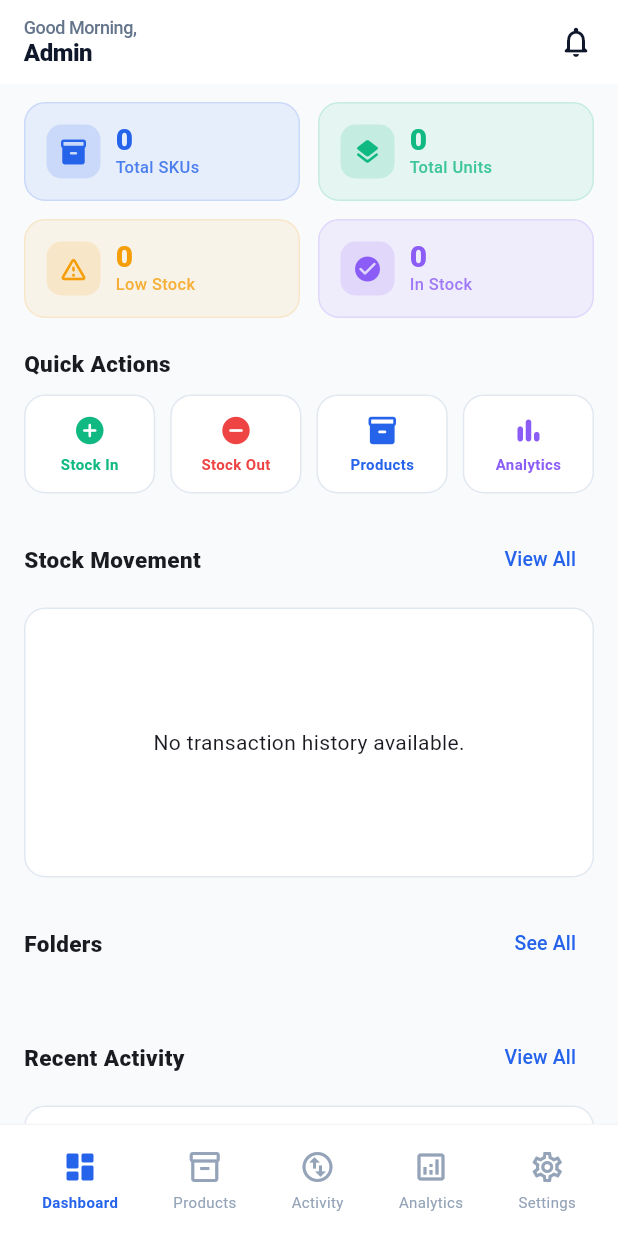
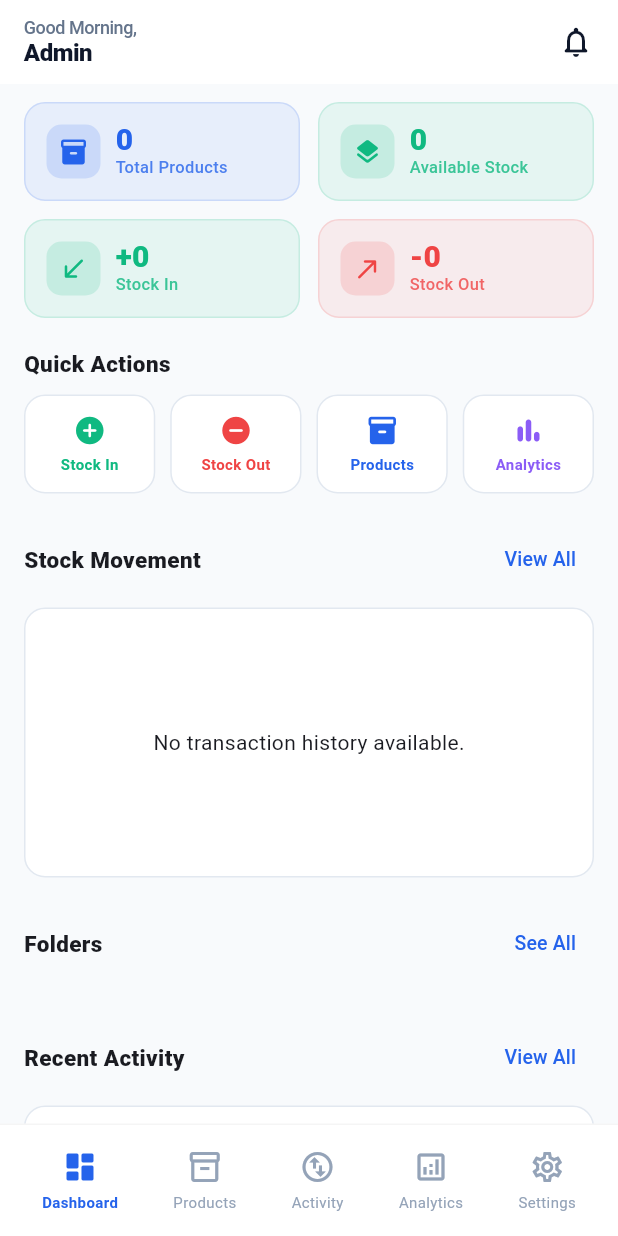
Before and after one commit to Ashishkumarpy/B2B-Stock-App, a Flutter app: the DashboardScreen screen opened by its route, on a phone screen of 412 x 824 dp. Run offline on Flutter 3.47's test engine with Material 3 defaults, Android fonts, the phone set to English and light mode, and no system bars; our stand-ins replace cached_network_image, csv, equatable, file_picker, firebase_core, firebase_messaging and 8 more; missing offline and left inert: mobile_scanner; accounts and stored records are empty; network calls fail.

```diff
--- a/mobile/lib/presentation/screens/dashboard/dashboard_screen.dart
+++ b/mobile/lib/presentation/screens/dashboard/dashboard_screen.dart
@@ -84,7 +84,7 @@ class _DashboardScreenState extends ConsumerState<DashboardScreen> {
               sliver: SliverList(
                 delegate: SliverChildListDelegate([
                   // Stats Row
-                  _buildStatsSection(productsAsync),
+                  _buildStatsSection(productsAsync, transactionsAsync),
                   const SizedBox(height: 20),
 
                   // Quick Actions
@@ -117,17 +117,51 @@ class _DashboardScreenState extends ConsumerState<DashboardScreen> {
     return 'Evening';
   }
 
-  Widget _buildStatsSection(AsyncValue<List<dynamic>> productsAsync) {
-    return productsAsync.when(
-      data: (products) {
-        final totalSkus = products.length;
-        final totalUnits =
-            products.fold<int>(0, (s, p) => s + (p.quantity as int));
-        final lowStock =
-            products.where((p) => p.quantity <= p.threshold).length;
-        final inStock = products
-            .where((p) => p.quantity > p.threshold)
-            .length;
+  Widget _buildStatsSection(
+    AsyncValue<List<dynamic>> productsAsync,
+    AsyncValue<List<dynamic>> transactionsAsync,
+  ) {
+    final totalProducts = productsAsync.maybeWhen(
+      data: (p) => p.length,
+      orElse: () => 0,
+    );
+    final availableStock = productsAsync.maybeWhen(
+      data: (p) => p.fold<int>(0, (s, x) => s + (x.quantity as int)),
+      orElse: () => 0,
+    );
+    final stockIn = transactionsAsync.maybeWhen(
+      data: (txs) => txs
+          .where((t) => t.isStockIn == true)
+          .fold<int>(0, (s, t) => s + (t.quantity as int)),
+      orElse: () => 0,
+    );
+    final stockOut = transactionsAsync.maybeWhen(
+      data: (txs) => txs
+          .where((t) => t.isStockOut == true)
+          .fold<int>(0, (s, t) => s + (t.quantity as int)),
+      orElse: () => 0,
+    );
+
+    final isLoading = productsAsync is AsyncLoading ||
+        transactionsAsync is AsyncLoading;
+
+    if (isLoading) {
+      return Column(
+        children: [
+          Row(children: [
+            Expanded(child: SkeletonLoading(width: double.infinity, height: 88)),
+            const SizedBox(width: 12),
+            Expanded(child: SkeletonLoading(width: double.infinity, height: 88)),
+          ]),
+          const SizedBox(height: 12),
+          Row(children: [
+            Expanded(child: SkeletonLoading(width: double.infinity, height: 88)),
+            const SizedBox(width: 12),
+            Expanded(child: SkeletonLoading(width: double.infinity, height: 88)),
+          ]),
+        ],
+      );
+    }
 
     return Column(
       children: [
@@ -135,8 +169,8 @@ class _DashboardScreenState extends ConsumerState<DashboardScreen> {
           children: [
             Expanded(
               child: _StatCard(
-                    label: 'Total SKUs',
-                    value: '$totalSkus',
+                label: 'Total Products',
+                value: '$totalProducts',
                 icon: Icons.inventory_2_rounded,
                 color: AppTheme.primary,
                 onTap: () => context.go('/products'),
@@ -145,10 +179,11 @@ class _DashboardScreenState extends ConsumerState<DashboardScreen> {
             const SizedBox(width: 12),
             Expanded(
               child: _StatCard(
-                    label: 'Total Units',
-                    value: '$totalUnits',
+                label: 'Available Stock',
+                value: '$availableStock',
                 icon: Icons.layers_rounded,
                 color: AppTheme.success,
+                onTap: () => context.go('/analytics'),
               ),
             ),
           ],
@@ -158,61 +193,26 @@ class _DashboardScreenState extends ConsumerState<DashboardScreen> {
           children: [
             Expanded(
               child: _StatCard(
-                    label: 'Low Stock',
-                    value: '$lowStock',
-                    icon: Icons.warning_amber_rounded,
-                    color: AppTheme.warning,
-                    onTap: () =>
-                        context.go('/products?filter=low'),
+                label: 'Stock In',
+                value: '+$stockIn',
+                icon: Icons.south_west_rounded,
+                color: AppTheme.success,
+                onTap: () => context.go('/stock-activity'),
               ),
             ),
             const SizedBox(width: 12),
             Expanded(
               child: _StatCard(
-                    label: 'In Stock',
-                    value: '$inStock',
-                    icon: Icons.check_circle_rounded,
-                    color: const Color(0xFF8B5CF6),
-                    onTap: () => context.go('/analytics'),
+                label: 'Stock Out',
+                value: '-$stockOut',
+                icon: Icons.north_east_rounded,
+                color: AppTheme.danger,
+                onTap: () => context.go('/stock-activity'),
               ),
             ),
           ],
         ),
       ],
-        );
-      },
-      loading: () => Column(
-        children: [
-          Row(children: [
-            Expanded(
-                child: SkeletonLoading(
-                    width: double.infinity, height: 90)),
-            const SizedBox(width: 12),
-            Expanded(
-                child: SkeletonLoading(
-                    width: double.infinity, height: 90)),
-          ]),
-          const SizedBox(height: 12),
-          Row(children: [
-            Expanded(
-                child: SkeletonLoading(
-                    width: double.infinity, height: 90)),
-            const SizedBox(width: 12),
-            Expanded(
-                child: SkeletonLoading(
-                    width: double.infinity, height: 90)),
-          ]),
-        ],
-      ),
-      error: (err, _) => Container(
-        padding: const EdgeInsets.all(16),
-        decoration: BoxDecoration(
-          color: AppTheme.dangerLight,
-          borderRadius: BorderRadius.circular(AppTheme.radiusLG),
-        ),
-        child: Text('Error loading stats: $err',
-            style: const TextStyle(color: AppTheme.danger)),
-      ),
     );
   }
 
--- a/mobile/lib/presentation/screens/products/product_detail_screen.dart
+++ b/mobile/lib/presentation/screens/products/product_detail_screen.dart
@@ -346,11 +346,11 @@ class _ProductDetailScreenState
                               mainAxisAlignment:
                                   MainAxisAlignment.spaceBetween,
                               children: [
-                                _MiniStat('Threshold',
+                                _miniStat('Threshold',
                                     '${product.threshold}'),
-                                _MiniStat('Cost',
+                                _miniStat('Cost',
                                     '₹${product.costPrice?.toStringAsFixed(0) ?? '0'}'),
-                                _MiniStat('Price',
+                                _miniStat('Price',
                                     '₹${product.price.toStringAsFixed(0)}'),
                               ],
                             ),
@@ -459,7 +459,7 @@ class _ProductDetailScreenState
     );
   }
 
-  Widget _MiniStat(String label, String value) {
+  Widget _miniStat(String label, String value) {
     return Column(
       crossAxisAlignment: CrossAxisAlignment.start,
       children: [
```
Lines whose indentation alone changed are shown as unchanged.
